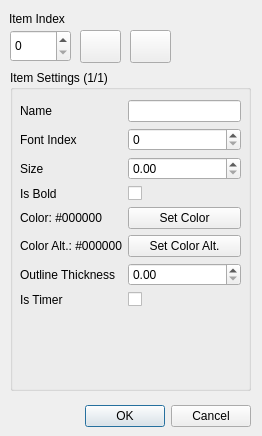
Old version of the form ui/dialog_textsettings.ui in the repository Yanis002/SaucisseTracker.
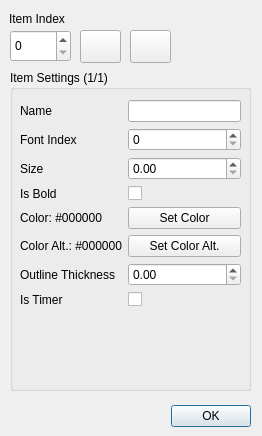
New version of the form. Icons and pictures are not drawn.

Commit message: create flag, extra and font settings dialogs

Diff of the .ui file:
```diff
--- a/ui/dialog_textsettings.ui
+++ b/ui/dialog_textsettings.ui
@@ -26,7 +26,7 @@
     <enum>Qt::Orientation::Horizontal</enum>
    </property>
    <property name="standardButtons">
-    <set>QDialogButtonBox::StandardButton::Cancel|QDialogButtonBox::StandardButton::Ok</set>
+    <set>QDialogButtonBox::StandardButton::Ok</set>
    </property>
   </widget>
   <widget class="QLabel" name="label_19">
```
The commit also changes 9 other files.
